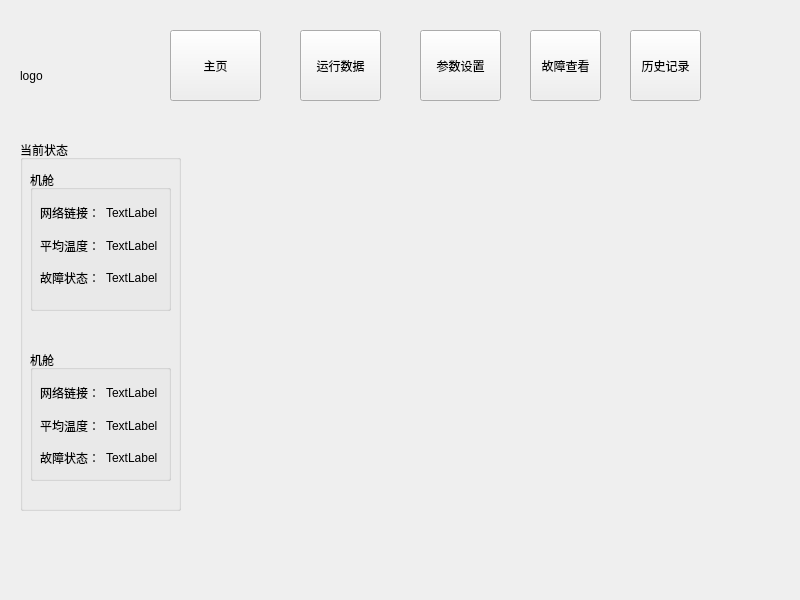
Above: cheaterclient.ui from samier958/heaterClient before the change. Below: the same form after it.
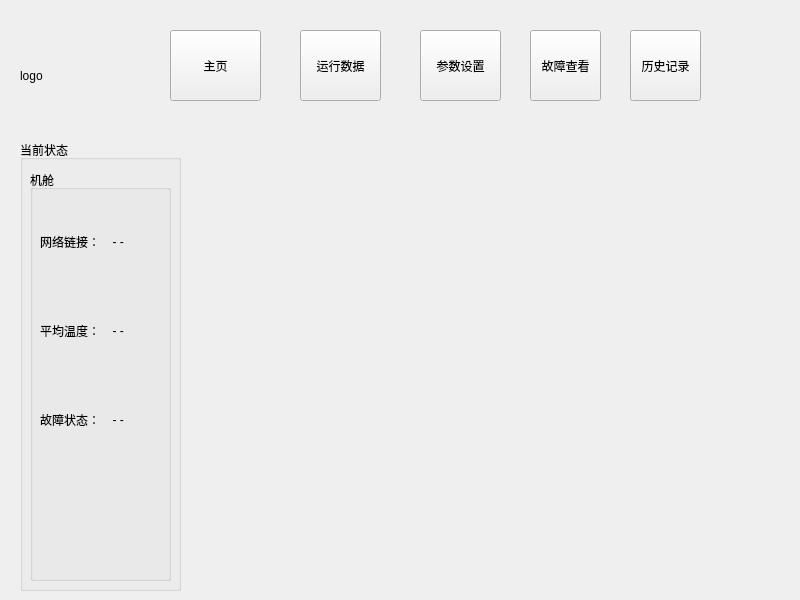
That is the form after the change.

```diff
--- a/cheaterclient.ui
+++ b/cheaterclient.ui
@@ -16,9 +16,9 @@
   <widget class="QStackedWidget" name="sessionStackContainer">
    <property name="geometry">
     <rect>
-     <x>180</x>
+     <x>199</x>
      <y>120</y>
-     <width>600</width>
+     <width>581</width>
      <height>451</height>
     </rect>
    </property>
@@ -44,7 +44,7 @@
      <x>20</x>
      <y>140</y>
      <width>161</width>
-     <height>371</height>
+     <height>451</height>
     </rect>
    </property>
    <property name="title">
@@ -56,7 +56,7 @@
       <x>10</x>
       <y>30</y>
       <width>141</width>
-      <height>141</height>
+      <height>411</height>
      </rect>
     </property>
     <property name="title">
@@ -68,7 +68,7 @@
        <x>10</x>
        <y>30</y>
        <width>124</width>
-       <height>91</height>
+       <height>261</height>
       </rect>
      </property>
      <layout class="QVBoxLayout" name="verticalLayout">
@@ -84,7 +84,7 @@
         <item>
          <widget class="QLabel" name="networkStatus_0">
           <property name="text">
-           <string>TextLabel</string>
+           <string>  - -</string>
           </property>
          </widget>
         </item>
@@ -102,7 +102,7 @@
         <item>
          <widget class="QLabel" name="averageTemperature_0">
           <property name="text">
-           <string>TextLabel</string>
+           <string>  - -</string>
           </property>
          </widget>
         </item>
@@ -120,86 +120,7 @@
         <item>
          <widget class="QLabel" name="faultStatus_0">
           <property name="text">
-           <string>TextLabel</string>
-          </property>
-         </widget>
-        </item>
-       </layout>
-      </item>
-     </layout>
-    </widget>
-   </widget>
-   <widget class="QGroupBox" name="groupBox_3">
-    <property name="geometry">
-     <rect>
-      <x>10</x>
-      <y>210</y>
-      <width>141</width>
-      <height>131</height>
-     </rect>
-    </property>
-    <property name="title">
-     <string>机舱</string>
-    </property>
-    <widget class="QWidget" name="layoutWidget_2">
-     <property name="geometry">
-      <rect>
-       <x>10</x>
-       <y>30</y>
-       <width>124</width>
-       <height>91</height>
-      </rect>
-     </property>
-     <layout class="QVBoxLayout" name="verticalLayout_3">
-      <item>
-       <layout class="QHBoxLayout" name="horizontalLayout_7">
-        <item>
-         <widget class="QLabel" name="label_8">
-          <property name="text">
-           <string>网络链接：</string>
-          </property>
-         </widget>
-        </item>
-        <item>
-         <widget class="QLabel" name="networkStatus_1">
-          <property name="text">
-           <string>TextLabel</string>
-          </property>
-         </widget>
-        </item>
-       </layout>
-      </item>
-      <item>
-       <layout class="QHBoxLayout" name="horizontalLayout_8">
-        <item>
-         <widget class="QLabel" name="label_9">
-          <property name="text">
-           <string>平均温度：</string>
-          </property>
-         </widget>
-        </item>
-        <item>
-         <widget class="QLabel" name="averageTemperature_1">
-          <property name="text">
-           <string>TextLabel</string>
-          </property>
-         </widget>
-        </item>
-       </layout>
-      </item>
-      <item>
-       <layout class="QHBoxLayout" name="horizontalLayout_9">
-        <item>
-         <widget class="QLabel" name="label_10">
-          <property name="text">
-           <string>故障状态：</string>
-          </property>
-         </widget>
-        </item>
-        <item>
-         <widget class="QLabel" name="faultStatus_1">
-          <property name="text">
-           <string>TextLabel</string>
+           <string>  - -</string>
           </property>
          </widget>
         </item>
```
